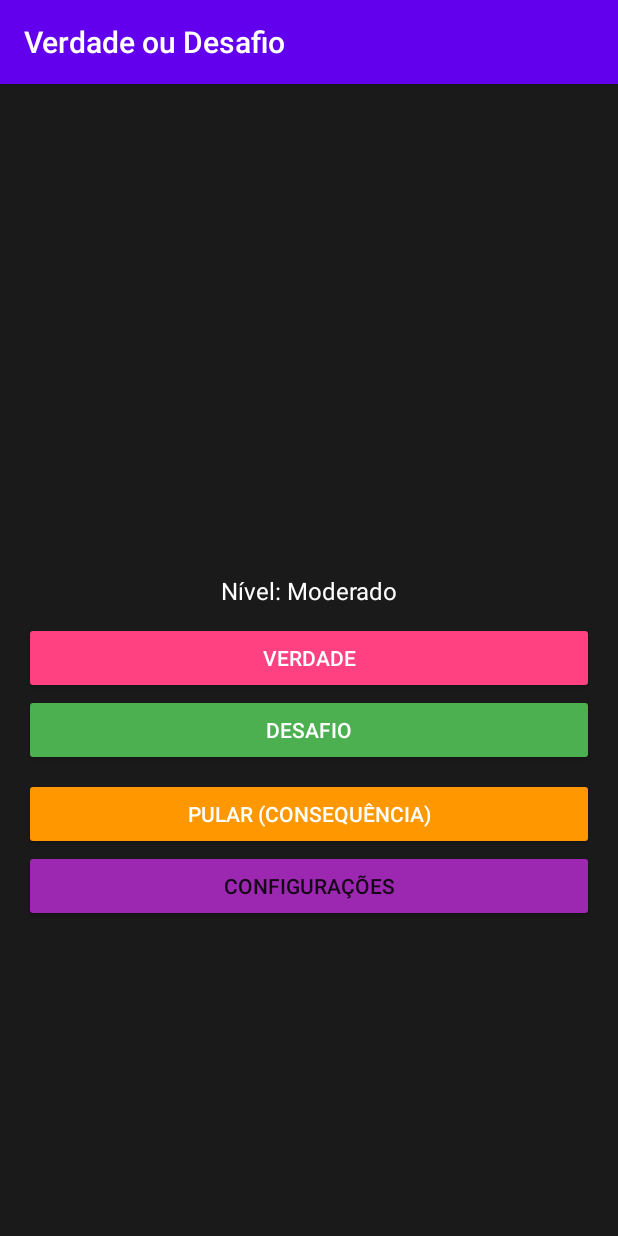
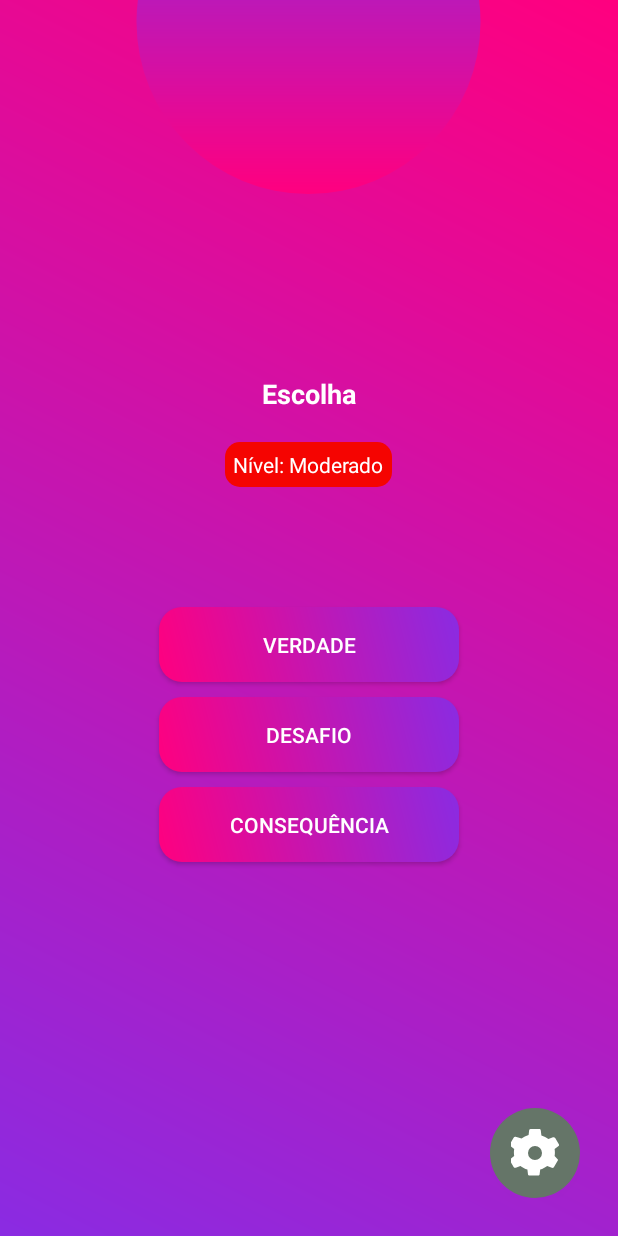
Before and after one commit to beremoth/VerdadeOuDesafio, an Android app built with Jetpack Compose: the MainActivity screen opened directly, with no data from a screen before it, on a phone screen of 412 x 824 dp. Run offline under Robolectric (Android 15) with nearby library versions, the phone set to English and light mode, and no system bars.

Commit message:
retirada da tarja, mudando o designer e adicionando função para iniciar i timer com botão

```diff
--- a/app/src/main/java/com/example/verdadeoudesafio/MainActivity.kt
+++ b/app/src/main/java/com/example/verdadeoudesafio/MainActivity.kt
@@ -1,6 +1,7 @@
 package com.example.verdadeoudesafio
 
 import android.content.Context
+import android.content.Intent
 import android.content.SharedPreferences
 import android.os.Bundle
 import android.os.CountDownTimer
@@ -30,34 +31,32 @@ class MainActivity : AppCompatActivity() {
     private var availableTruthQuestions: MutableList<DatabaseHelper.Question> = mutableListOf()
     private var availableDareQuestions: MutableList<DatabaseHelper.Question> = mutableListOf()
     private var currentTimer: CountDownTimer? = null
+    private var currentQuestionDuration: Int? = null
+    private lateinit var startTimerButton: Button
 
     override fun onCreate(savedInstanceState: Bundle?) {
         super.onCreate(savedInstanceState)
         setContentView(R.layout.activity_main)
 
-        // Inicializa o banco de dados
+        // Inicializa os componentes
         dbHelper = DatabaseHelper(this)
-
-        // Inicializa o SharedPreferences
         sharedPreferences = getSharedPreferences("AppPrefs", Context.MODE_PRIVATE)
 
-        // Vincula os componentes da interface
-        questionText = findViewById(R.id.questionText)
-        truthButton = findViewById(R.id.truthButton)
-        dareButton = findViewById(R.id.dareButton)
-        skipButton = findViewById(R.id.skipButton)
-        settingsButton = findViewById(R.id.settingsButton)
-        levelText = findViewById(R.id.levelText)
-        timerText = findViewById(R.id.timerText)
+        questionText = findViewById(R.id.question_text)
+        truthButton = findViewById(R.id.btn_truth)
+        dareButton = findViewById(R.id.btn_dare)
+        skipButton = findViewById(R.id.btn_consequence)
+        settingsButton = findViewById(R.id.btn_settings)
+        levelText = findViewById(R.id.level_text)
+        timerText = findViewById(R.id.timer_text)
+        startTimerButton = findViewById(R.id.btn_start_timer)
 
         // Carrega o nível salvo
-        currentLevel = sharedPreferences.getInt("selected_level", 2) // Padrão: Moderado (2)
+        currentLevel = sharedPreferences.getInt("selected_level", 2)
         Log.d("MainActivity", "Nível carregado: $currentLevel")
-
-        // Atualiza o texto do nível
         updateLevelText()
 
-        // Verifica se os dados foram carregados
+        // Verifica se os dados foram carregados corretamente
         if (!dbHelper.checkIfDataIsLoaded()) {
             Toast.makeText(this, "Erro ao carregar perguntas!", Toast.LENGTH_LONG).show()
             Log.e("MainActivity", "Banco de dados vazio")
@@ -65,32 +64,35 @@ class MainActivity : AppCompatActivity() {
             return
         }
 
-        // Configura os listeners
-        truthButton.setOnClickListener {
-            showQuestion("truth", currentLevel)
-        }
-
-        dareButton.setOnClickListener {
-            showQuestion("dare", currentLevel)
-        }
-
-        skipButton.setOnClickListener {
-            showConsequence()
-        }
+        // Configuração dos botões
+        truthButton.setOnClickListener { showQuestion("truth", currentLevel) }
+        dareButton.setOnClickListener { showQuestion("dare", currentLevel) }
+        skipButton.setOnClickListener { showConsequence() }
 
         settingsButton.setOnClickListener {
-            startActivity(SettingsActivity.getIntent(this))
-            currentLevel = sharedPreferences.getInt("selected_level", 2) // Padrão: Moderado (2)
+            val intent = Intent(this, SettingsActivity::class.java)
+            startActivity(intent)
+
+            currentLevel = sharedPreferences.getInt("selected_level", 2)
             Log.d("MainActivity", "Nível carregado: $currentLevel")
             updateLevelText()
         }
+
+        // Configuração do botão de iniciar timer
+        startTimerButton.setOnClickListener {
+            currentQuestionDuration?.let { duration ->
+                startTimer(duration)
+            }
+        }
+
+        // Esconde o botão de iniciar o timer ao iniciar o app
+        startTimerButton.visibility = View.GONE
     }
 
     /**
      * Inicia o timer.
      */
     private fun startTimer(durationInSeconds: Int) {
-        // Cancela o timer ativo, se houver
         currentTimer?.cancel()
 
         val totalTimeInMillis = durationInSeconds * 1000L
@@ -101,23 +103,26 @@ class MainActivity : AppCompatActivity() {
                 val seconds = secondsRemaining % 60
                 timerText.text = String.format("%02d:%02d", minutes, seconds)
 
-                // Altera a cor do fundo se faltarem 10 segundos ou menos
-                if (secondsRemaining <= 10) {
-                    timerText.setBackgroundResource(R.drawable.timer_red_background)
-                } else {
-                    timerText.setBackgroundResource(R.drawable.timer_background)
-                }
+                // Se faltam 5 segundos ou menos, ativa alerta visual
+                timerText.isActivated = secondsRemaining <= 5
             }
 
             override fun onFinish() {
                 timerText.text = "Tempo esgotado!"
+                timerText.isActivated = true
+
+                // Reexibir botão ao final do timer
+                startTimerButton.visibility = View.VISIBLE
             }
         }.start()
 
-        // Aplica uma animação de fade-in ao timer
-        val fadeInAnimation = android.view.animation.AnimationUtils.loadAnimation(this, R.anim.fade_in)
-        timerText.startAnimation(fadeInAnimation)
+        // Reset visual
+        timerText.isActivated = false
+
+        // Ocultar botão de iniciar enquanto o timer estiver rodando
+        startTimerButton.visibility = View.GONE
     }
+
 
      /**
      * Carrega as perguntas disponíveis para o tipo e nível especificados.
@@ -167,28 +172,31 @@ class MainActivity : AppCompatActivity() {
      * Exibe uma pergunta aleatória com base no tipo ("verdade" ou "desafio") e no nível.
      */
     private fun showQuestion(type: String, level: Int) {
-        // Carrega as perguntas disponíveis, se ainda não foram carregadas
         if (availableTruthQuestions.isEmpty() || availableDareQuestions.isEmpty()) {
             loadAvailableQuestions(level)
         }
 
-        // Obtém uma pergunta aleatória
         val question = getRandomQuestion(type)
+
         if (question != null) {
             questionText.text = question.text
 
             // Verifica se há um tempo associado à pergunta
-            if (question.duration != null && question.duration > 0) {
+            currentQuestionDuration = question.duration
+            if (currentQuestionDuration != null && currentQuestionDuration!! > 0) {
+                timerText.text = String.format("%02d:%02d", currentQuestionDuration!! / 60, currentQuestionDuration!! % 60)
                 timerText.visibility = View.VISIBLE
-                startTimer(question.duration)
+                startTimerButton.visibility = View.VISIBLE
             } else {
                 timerText.visibility = View.GONE
+                startTimerButton.visibility = View.GONE
             }
         } else {
             questionText.text = "Nenhuma pergunta encontrada!"
             Toast.makeText(this, "Nenhuma pergunta deste tipo/nível", Toast.LENGTH_SHORT).show()
         }
     }
+
 
     /**
      * Carrega as consequências disponíveis para o nível especificado.
--- /dev/null
+++ b/app/src/main/res/drawable/background_gradient.xml
@@ -0,0 +1,13 @@
+<?xml version="1.0" encoding="utf-8"?>
+
+<layer-list xmlns:android="http://schemas.android.com/apk/res/android">
+    <item>
+        <shape android:shape="rectangle">
+            <gradient
+                android:angle="45"
+                android:endColor="#FF007F"
+                android:startColor="#8A2BE2"
+                android:type="linear" />
+        </shape>
+    </item>
+</layer-list>
--- /dev/null
+++ b/app/src/main/res/drawable/button_gradient.xml
@@ -0,0 +1,13 @@
+<?xml version="1.0" encoding="utf-8"?>
+<layer-list xmlns:android="http://schemas.android.com/apk/res/android">
+    <item>
+        <shape android:shape="rectangle">
+            <gradient
+                android:angle="45"
+                android:startColor="#FF007F"
+                android:endColor="#8A2BE2"
+                android:type="linear"/>
+            <corners android:radius="15dp" />
+        </shape>
+    </item>
+</layer-list>
--- /dev/null
+++ b/app/src/main/res/drawable/ic_gear.xml
@@ -0,0 +1,10 @@
+<?xml version="1.0" encoding="utf-8"?>
+<vector xmlns:android="http://schemas.android.com/apk/res/android"
+    android:width="24dp"
+    android:height="24dp"
+    android:viewportWidth="24"
+    android:viewportHeight="24">
+    <path
+        android:fillColor="#FFFFFF"
+        android:pathData="M12 8.5A3.5 3.5 0 1 1 8.5 12A3.5 3.5 0 0 1 12 8.5M21.8 13.5c0.2-1.1 0.2-2.3 0-3.5l2-1.5c0.2-0.2 0.3-0.5 0.2-0.7l-1.9-3.3c-0.2-0.4-0.7-0.5-1.1-0.4l-2.3 0.9c-1-0.8-2.2-1.4-3.5-1.8l-0.3-2.5C14.8 0.2 14.5 0 14.2 0h-4.4c-0.3 0-0.6 0.2-0.7 0.5l-0.3 2.5c-1.3 0.4-2.5 1-3.5 1.8L2.3 3.9C1.9 3.8 1.5 4 1.3 4.4L-0.6 7.7C-0.7 8-0.6 8.3-0.4 8.5l2 1.5c-0.2 1.1-0.2 2.3 0 3.5l-2 1.5c-0.2 0.2-0.3 0.5-0.2 0.7l1.9 3.3c0.2 0.4 0.7 0.5 1.1 0.4l2.3-0.9c1 0.8 2.2 1.4 3.5 1.8l0.3 2.5c0.1 0.3 0.4 0.5 0.7 0.5h4.4c0.3 0 0.6-0.2 0.7-0.5l0.3-2.5c1.3-0.4 2.5-1 3.5-1.8l2.3 0.9c0.4 0.2 0.9 0 1.1-0.4l1.9-3.3c0.2-0.2 0.1-0.5-0.2-0.7L21.8 13.5z" />
+</vector>
--- /dev/null
+++ b/app/src/main/res/drawable/rounded_background.xml
@@ -0,0 +1,5 @@
+<?xml version="1.0" encoding="utf-8"?>
+<shape xmlns:android="http://schemas.android.com/apk/res/android" android:shape="rectangle">
+    <solid android:color="@color/fire_red" />
+    <corners android:radius="10dp" />
+</shape>
--- /dev/null
+++ b/app/src/main/res/drawable/small_circle.xml
@@ -0,0 +1,4 @@
+<shape xmlns:android="http://schemas.android.com/apk/res/android" android:shape="oval">
+    <solid android:color="@color/gray" />
+    <size android:width="20dp" android:height="20dp" />
+</shape>
--- a/app/src/main/res/drawable/timer_background.xml
+++ b/app/src/main/res/drawable/timer_background.xml
@@ -1,10 +1,22 @@
-<!-- res/drawable/timer_background.xml -->
-<shape xmlns:android="http://schemas.android.com/apk/res/android">
-    <solid android:color="#F50401" /> <!-- Cor de fundo rosa -->
-    <corners android:radius="16dp" /> <!-- Bordas arredondadas -->
-    <padding
-        android:left="16dp"
-        android:top="8dp"
-        android:right="16dp"
-        android:bottom="8dp" />
-</shape>
+<?xml version="1.0" encoding="utf-8"?>
+<selector xmlns:android="http://schemas.android.com/apk/res/android">
+
+    <!-- Estado crítico (quando o tempo estiver acabando) -->
+    <item android:state_activated="true">
+        <shape android:shape="rectangle">
+            <solid android:color="#FF007F" /> <!-- Rosa forte para urgência -->
+            <corners android:radius="15dp" />
+            <stroke android:width="3dp" android:color="#FF0000" /> <!-- Borda vermelha de alerta -->
+        </shape>
+    </item>
+
+    <!-- Estado normal -->
+    <item>
+        <shape android:shape="rectangle">
+            <solid android:color="#80000000" /> <!-- Fundo preto semi-transparente -->
+            <corners android:radius="20dp" /> <!-- Borda arredondada -->
+            <stroke android:width="2dp" android:color="#FF0000" /> <!-- Borda vermelha -->
+            <padding android:bottom="5dp" android:left="10dp" android:right="10dp" android:top="5dp" />
+        </shape>
+    </item>
+</selector>
--- a/app/src/main/res/drawable/timer_red_background.xml
+++ /dev/null
@@ -1,10 +0,0 @@
-<!-- res/drawable/timer_red_background.xml -->
-<shape xmlns:android="http://schemas.android.com/apk/res/android">
-    <solid android:color="#FFFFFF" /> <!-- Cor de fundo vermelha -->
-    <corners android:radius="16dp" />
-    <padding
-        android:left="16dp"
-        android:top="8dp"
-        android:right="16dp"
-        android:bottom="8dp" />
-</shape>
--- /dev/null
+++ b/app/src/main/res/drawable/top_circle.xml
@@ -0,0 +1,15 @@
+<?xml version="1.0" encoding="utf-8"?>
+<shape xmlns:android="http://schemas.android.com/apk/res/android"
+    android:shape="oval">
+
+    <gradient
+        android:angle="270"
+        android:endColor="#FF007F"
+        android:startColor="#8A2BE2"
+        android:type="linear" />
+
+    <size
+        android:width="200dp"
+        android:height="200dp" />
+
+</shape>
--- a/app/src/main/res/layout/activity_main.xml
+++ b/app/src/main/res/layout/activity_main.xml
@@ -1,113 +1,142 @@
 <?xml version="1.0" encoding="utf-8"?>
-<androidx.constraintlayout.widget.ConstraintLayout
-    xmlns:android="http://schemas.android.com/apk/res/android"
-    xmlns:app="http://schemas.android.com/apk/res-auto"
+<RelativeLayout xmlns:android="http://schemas.android.com/apk/res/android"
     android:layout_width="match_parent"
     android:layout_height="match_parent"
-    android:background="#1A1A1A"
-    android:padding="16dp">
+    android:background="@drawable/background_gradient">
 
-    <!-- TextView para exibir a pergunta -->
+<!-- Área do círculo superior -->
+ <ImageView
+     android:id="@+id/topCircle"
+     android:layout_width="295dp"
+     android:layout_height="229dp"
+     android:layout_alignParentTop="true"
+     android:layout_centerHorizontal="true"
+     android:src="@drawable/top_circle"
+     android:translationY="-100dp" />
+ <!-- Texto da pergunta -->
+ <TextView
+     android:id="@+id/question_text"
+     android:layout_width="wrap_content"
+     android:layout_height="wrap_content"
+     android:layout_centerHorizontal="true"
+     android:layout_marginTop="250dp"
+     android:text="Escolha"
+     android:textColor="@color/white"
+     android:textSize="18sp"
+     android:textStyle="bold" />
 
-    <!-- Botão Verdade -->
+<!-- Nível -->
+<TextView
+    android:id="@+id/level_text"
+    android:layout_marginTop="20dp"
+    android:layout_width="wrap_content"
+    android:layout_height="wrap_content"
+    android:layout_below="@id/question_text"
+    android:layout_centerHorizontal="true"
+    android:text="NÍVEL - LEVE"
+    android:textColor="@color/white"
+    android:background="@drawable/rounded_background"
+    android:padding="5dp"
+    android:textSize="14sp" />
 
-    <TextView
-        android:id="@+id/questionText"
-        android:layout_width="0dp"
-        android:layout_height="wrap_content"
-        android:layout_marginTop="236dp"
-        android:ellipsize="end"
-        android:padding="16dp"
-        android:textColor="#FFFFFF"
-        android:textSize="24sp"
-        app:layout_constraintEnd_toEndOf="parent"
-        app:layout_constraintHorizontal_bias="1.0"
-        app:layout_constraintStart_toStartOf="parent"
-        app:layout_constraintTop_toTopOf="parent" />
+ <!-- Contêiner para o Timer e o Botão -->
+ <RelativeLayout
+     android:layout_width="wrap_content"
+     android:layout_height="wrap_content"
+     android:layout_below="@id/level_text"
+     android:layout_centerHorizontal="true"
+     android:layout_marginTop="10dp">
 
-    <!-- Texto Level -->
-    <TextView
-        android:id="@+id/levelText"
-        android:layout_width="match_parent"
-        android:layout_height="wrap_content"
-        android:text="Nível: Leve"
-        android:textSize="16sp"
-        android:textColor="#FFFFFF"
-        android:gravity="center"
-        android:padding="10dp"
-        android:layout_marginBottom="8dp"
-        app:layout_constraintTop_toBottomOf="@id/questionText"
-        app:layout_constraintStart_toStartOf="parent"
-        app:layout_constraintEnd_toEndOf="parent" />
+  <!-- Botão para iniciar o Timer -->
+  <Button
+      android:id="@+id/btn_start_timer"
+      android:layout_width="50dp"
+      android:layout_height="50dp"
+      android:layout_marginEnd="10dp"
+      android:background="@drawable/button_gradient"
+      android:text="▶"
+      android:textColor="@color/white"
+      android:textSize="18sp"
+      android:visibility="gone"/>
 
-    <!--timer-->
-    <TextView
-        android:id="@+id/timerText"
-        android:layout_width="wrap_content"
-        android:layout_height="wrap_content"
-        android:text="00:00"
-        android:textColor="#FFFFFF"
-        android:textSize="24sp"
-        android:gravity="center"
-        android:shadowColor="#000000"
-        android:layout_marginTop="16dp"
-        android:background="@drawable/timer_background"
-        android:padding="8dp"
-        android:shadowDx="2"
-        android:shadowDy="2"
-        android:shadowRadius="4"
-        android:visibility="gone"
-        app:layout_constraintEnd_toEndOf="parent"
-        app:layout_constraintStart_toStartOf="parent"
-        app:layout_constraintTop_toBottomOf="@id/levelText"/>
+  <!-- Timer -->
+  <TextView
+      android:id="@+id/timer_text"
+      android:layout_width="wrap_content"
+      android:layout_height="wrap_content"
+      android:layout_toEndOf="@id/btn_start_timer"
+      android:text="00:00"
+      android:textColor="@color/white"
+      android:textSize="24sp"
+      android:textStyle="bold"
+      android:background="@drawable/timer_background"
+      android:padding="10dp"
+      android:visibility="gone"/>
+ </RelativeLayout>
+
+ <!-- Botão Verdade -->
+<Button
+    android:id="@+id/btn_truth"
+    android:layout_marginTop="80dp"
+    android:layout_width="200dp"
+    android:layout_height="50dp"
+    android:layout_below="@id/level_text"
+    android:layout_centerHorizontal="true"
+    android:text="VERDADE"
+    android:textColor="@color/white"
+    android:background="@drawable/button_gradient" />
+
+<!-- Botão Desafio -->
+<Button
+    android:id="@+id/btn_dare"
+    android:layout_width="200dp"
+    android:layout_height="50dp"
+    android:layout_below="@id/btn_truth"
+    android:layout_centerHorizontal="true"
+    android:layout_marginTop="10dp"
+    android:text="DESAFIO"
+    android:textColor="@color/white"
+    android:background="@drawable/button_gradient" />
+
+<!-- Botão Consequência -->
+ <Button
+     android:id="@+id/btn_consequence"
+     android:layout_width="200dp"
+     android:layout_height="50dp"
+     android:layout_below="@id/btn_dare"
+     android:layout_centerHorizontal="true"
+     android:layout_marginTop="10dp"
+     android:text="CONSEQUÊNCIA"
+     android:textColor="@color/white"
+     android:background="@drawable/button_gradient"/>
+
+<!-- Pequeno círculo no canto inferior direito -->
+ <FrameLayout
+     android:layout_width="60dp"
+     android:layout_height="60dp"
+     android:layout_alignParentEnd="true"
+     android:layout_alignParentBottom="true"
+     android:layout_margin="25dp">
+
+  <!-- Botão redondo -->
+  <Button
+      android:id="@+id/btn_settings"
+      android:layout_width="match_parent"
+      android:layout_height="match_parent"
+      android:background="@drawable/small_circle"
+      android:foreground="?attr/selectableItemBackground"
+      android:onClick="openSettings"/>
+
+  <!-- Ícone da engrenagem sobreposto ao botão -->
+  <ImageView
+      android:layout_width="32dp"
+      android:layout_height="32dp"
+      android:layout_gravity="center"
+      android:src="@drawable/ic_gear"
+      android:color="@color/gray"
+      android:elevation="2dp"/>  <!-- Elevação para sobrepor ao botão -->
+
+ </FrameLayout>
 
 
-    <Button
-        android:id="@+id/truthButton"
-        android:layout_width="0dp"
-        android:layout_height="wrap_content"
-        android:text="Verdade"
-        android:backgroundTint="#FF4081"
-        android:textColor="#FFFFFF"
-        android:layout_marginBottom="8dp"
-        app:layout_constraintTop_toBottomOf="@id/timerText"
-        app:layout_constraintStart_toStartOf="parent"
-        app:layout_constraintEnd_toEndOf="parent" />
-
-    <!-- Botão Desafio -->
-    <Button
-        android:id="@+id/dareButton"
-        android:layout_width="0dp"
-        android:layout_height="wrap_content"
-        android:text="Desafio"
-        android:backgroundTint="#4CAF50"
-        android:textColor="#FFFFFF"
-        android:layout_marginBottom="8dp"
-        app:layout_constraintTop_toBottomOf="@id/truthButton"
-        app:layout_constraintStart_toStartOf="parent"
-        app:layout_constraintEnd_toEndOf="parent" />
-
-    <!-- Botão Pular -->
-
-    <Button
-        android:id="@+id/skipButton"
-        android:layout_width="0dp"
-        android:layout_height="wrap_content"
-        android:layout_marginTop="8dp"
-        android:backgroundTint="#FF9800"
-        android:text="Pular (Consequência)"
-        android:textColor="#FFFFFF"
-        app:layout_constraintEnd_toEndOf="parent"
-        app:layout_constraintHorizontal_bias="0.0"
-        app:layout_constraintStart_toStartOf="parent"
-        app:layout_constraintTop_toBottomOf="@+id/dareButton" />
-
-    <Button
-        android:id="@+id/settingsButton"
-        android:layout_width="match_parent"
-        android:layout_height="wrap_content"
-        android:text="Configurações"
-        android:backgroundTint="#9C27B0"
-        android:layout_marginBottom="8dp"
-        app:layout_constraintTop_toBottomOf="@+id/skipButton"/>
-</androidx.constraintlayout.widget.ConstraintLayout>
+</RelativeLayout>
--- a/app/src/main/res/values/colors.xml
+++ b/app/src/main/res/values/colors.xml
@@ -6,5 +6,11 @@
     <color name="teal_200">#FF03DAC5</color>
     <color name="teal_700">#FF018786</color>
     <color name="black">#FF000000</color>
+    <color name="gray">#657568</color>
     <color name="white">#FFFFFFFF</color>
+    <color name="dark_purple">#4B0082</color>
+    <color name="purple_background">#6A0DAD</color>
+    <color name="green">#00FF7F</color>
+    <color name="red">#FF0000</color>
+    <color name="fire_red">#F50401</color>
 </resources>
--- a/app/src/main/res/values/themes.xml
+++ b/app/src/main/res/values/themes.xml
@@ -1,8 +1,7 @@
 <?xml version="1.0" encoding="utf-8"?>
 <resources>
-    <!-- Base application theme -->
-    <style name="Theme.VerdadeOuDesafio" parent="Theme.AppCompat.Light.DarkActionBar">
-        <!-- Customize your theme here -->
+    <!-- Base application theme without ActionBar -->
+    <style name="Theme.VerdadeOuDesafio" parent="Theme.AppCompat.Light.NoActionBar">
         <item name="colorPrimary">@color/purple_500</item>
         <item name="colorPrimaryVariant">@color/purple_700</item>
         <item name="colorOnPrimary">@color/white</item>
```
Also changed, not shown: app/src/main/AndroidManifest.xml (+4 -5 lines), app/src/main/res/layout/activity_menu.xml (+29 -29 lines), app/src/main/res/layout/activity_settings.xml (+22 -31 lines).
